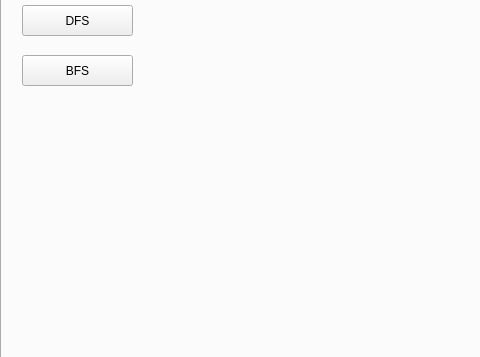
Qt form planntingtrip.ui (Ling2251/CS1D-Project-2-Baseball-Project) before a commit; both pictures show x 0 to 480 and y 201 to 558 of the 781 by 558 pixel window.
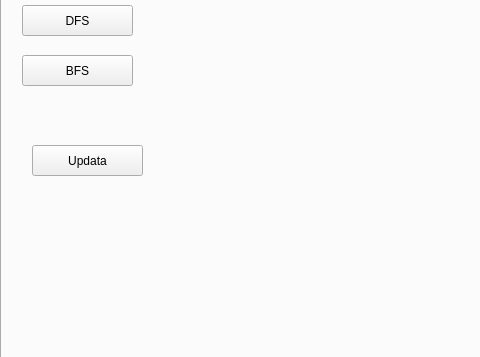
The same form after that commit. Icons and pictures are not drawn.

Diff of the .ui file:
```diff
--- a/planntingtrip.ui
+++ b/planntingtrip.ui
@@ -510,6 +510,19 @@
       <string/>
      </property>
     </widget>
+    <widget class="QPushButton" name="MSTpushButton_2">
+     <property name="geometry">
+      <rect>
+       <x>30</x>
+       <y>320</y>
+       <width>111</width>
+       <height>31</height>
+      </rect>
+     </property>
+     <property name="text">
+      <string>Updata</string>
+     </property>
+    </widget>
    </widget>
   </widget>
  </widget>
```
